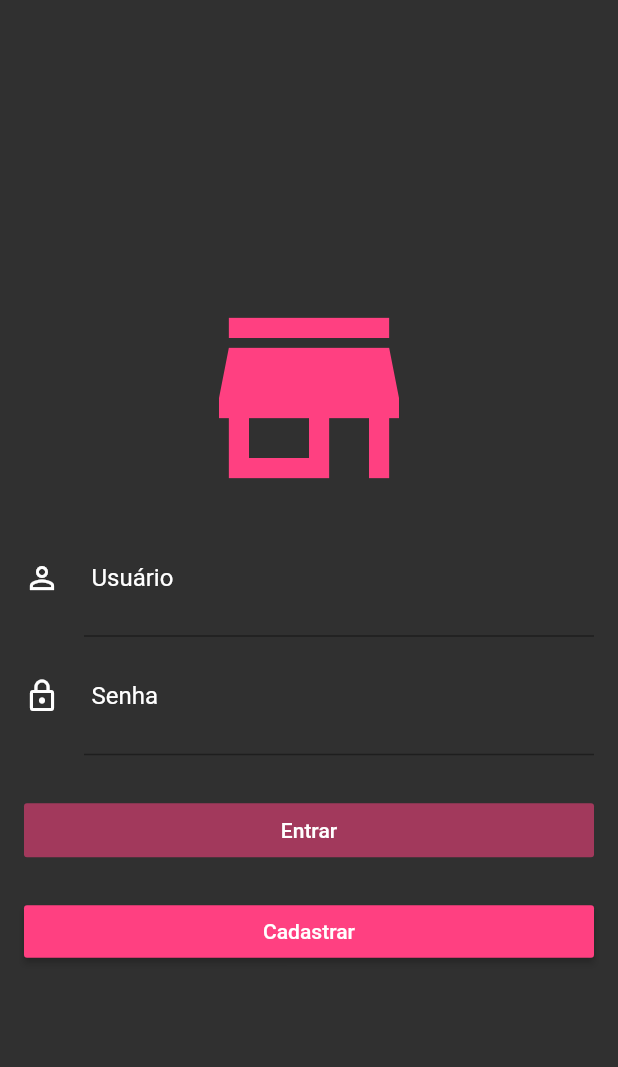
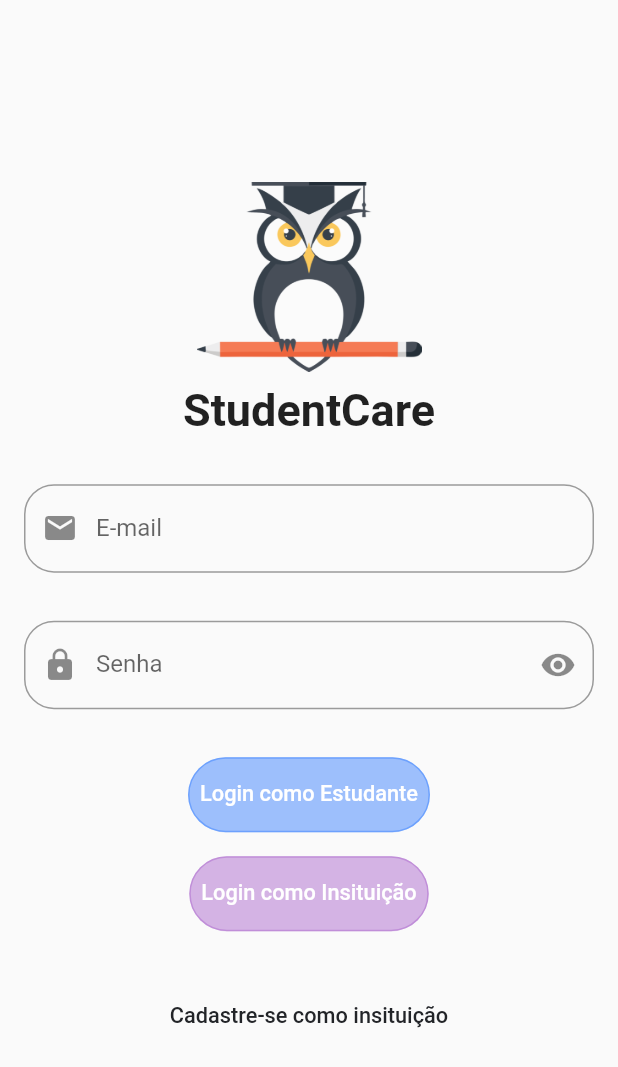
Before and after one commit to PI3-G4/StudentCare-APP, a Flutter app: the screen it shows after launch, on a phone screen of 412 x 824 dp. Shown: the top 1067 px of the screen. Run offline on Flutter 3.47's test engine with Material 2 defaults, Android fonts, the phone set to English and light mode, and no system bars; drawn by our look-alikes of getwidget; our stand-ins replace flutter_mobx, flutter_modular, mobx; generated files the repository leaves out were written again.

Commit message:
Login com pequenas melhorias

```diff
--- a/lib/app/app_widget.dart
+++ b/lib/app/app_widget.dart
@@ -8,8 +8,9 @@ class AppWidget extends StatelessWidget {
       navigatorKey: Modular.navigatorKey,
       title: 'Flutter Slidy',
       theme: ThemeData(
-        primarySwatch: Colors.blue,
+        primarySwatch: Colors.grey,
       ),
+      debugShowCheckedModeBanner: false,
       initialRoute: '/',
       onGenerateRoute: Modular.generateRoute,
     );
--- a/lib/app/modules/home/home_page.dart
+++ b/lib/app/modules/home/home_page.dart
@@ -1,9 +1,10 @@
+import 'package:flutter/gestures.dart';
 import 'package:flutter/material.dart';
 import 'package:flutter_mobx/flutter_mobx.dart';
 import 'package:flutter_modular/flutter_modular.dart';
-import 'package:studentcare/blocs/login_blocs.dart';
+import 'package:getwidget/components/button/gf_button.dart';
+import 'package:getwidget/getwidget.dart';
 import 'home_controller.dart';
-import 'package:studentcare/app/modules/widgets/input_field.dart';
 
 class HomePage extends StatefulWidget {
   final String title;
@@ -16,77 +17,119 @@ class HomePage extends StatefulWidget {
 class _HomePageState extends ModularState<HomePage, HomeController> {
   //use 'controller' variable to access controller
 
-  final _loginBloc  = LoginBloc();
+  bool hidePassword = true;
+  final spaceBetweenShort = SizedBox(height: 8);
+  final spaceBetweenMedium = SizedBox(height: 16);
+  final spaceBetweenBig = SizedBox(height: 32);
+  final outlineInputBorder =
+      OutlineInputBorder(borderRadius: BorderRadius.all(Radius.circular(20.0)));
+  final focusNodePassword = FocusNode();
+  final focusNodeEmail = FocusNode();
 
   @override
   Widget build(BuildContext context) {
-    return Scaffold(
-      backgroundColor: Colors.grey[850],
-      body: Observer(
-        builder: (_) => Stack(
-          alignment: Alignment.center,
-          children: <Widget>[
-            Container(),
-            SingleChildScrollView(
-              child: Container(
-                margin: EdgeInsets.all(16),
+    return SafeArea(
+      child: Scaffold(
+        body: Observer(
+          builder: (_) => Center(
+            child: SingleChildScrollView(
+              child: Padding(
+                padding: const EdgeInsets.all(16.0),
                 child: Column(
-                  crossAxisAlignment: CrossAxisAlignment.stretch,
+                  crossAxisAlignment: CrossAxisAlignment.center,
+                  mainAxisAlignment: MainAxisAlignment.center,
                   children: <Widget>[
-                    Icon(
-                      Icons.store_mall_directory,
-                      color: Colors.pinkAccent,
-                      size: 160,
+                    SizedBox(
+                      child: Image(image: AssetImage('assets/images/logo.png')),
+                      width: 150,
                     ),
-                    InputField(
-                      icon: Icons.person_outline,
-                      hint: "Usuário",
-                      obscure: false,
-                      stream: _loginBloc.outEmail,
-                      onChanged: _loginBloc.changeEmail,
+                    spaceBetweenShort,
+                    Text(
+                      'StudentCare',
+                      style:
+                          TextStyle(fontSize: 30, fontWeight: FontWeight.bold),
                     ),
-                    InputField(
-                      icon: Icons.lock_outline,
-                      hint: "Senha",
-                      obscure: true,
-                      stream: _loginBloc.outPassword,
-                      onChanged: _loginBloc.changePassword,
+                    spaceBetweenBig,
+                    TextField(
+                      autofocus: false,
+                      onChanged: (value) {
+                        controller.email = value;
+                        controller.isEmailValid();
+                      },
+                      decoration: InputDecoration(
+                          labelText: 'E-mail',
+                          errorText: controller.errorEmail,
+                          prefixIcon: Icon(Icons.email),
+                          border: outlineInputBorder),
+                      keyboardType: TextInputType.emailAddress,
+                      onEditingComplete: () {
+                        FocusScope.of(context).requestFocus(focusNodePassword);
+                      },
                     ),
-                    SizedBox(
-                      height: 32,
+                    spaceBetweenBig,
+                    TextField(
+                      autofocus: false,
+                      onChanged: (value) {
+                        controller.password = value;
+                        controller.isPasswordValid();
+                      },
+                      decoration: InputDecoration(
+                        labelText: 'Senha',
+                        errorText: controller.errorPassword,
+                        prefixIcon: Icon(Icons.lock),
+                        border: outlineInputBorder,
+                        suffixIcon: GestureDetector(
+                          dragStartBehavior: DragStartBehavior.down,
+                          onTap: () {
+                            setState(() {
+                              hidePassword = !hidePassword;
+                            });
+                          },
+                          child: Icon(hidePassword
+                              ? Icons.visibility
+                              : Icons.visibility_off),
+                        ),
+                      ),
+                      obscureText: hidePassword,
+                      focusNode: focusNodePassword,
                     ),
-                    StreamBuilder<bool>(
-                      stream: _loginBloc.outSubmitValid,
-                      builder: (context, snapshot) {
-                        return SizedBox(
-                          height: 36,
-                          child: RaisedButton(
-                            color: Colors.pinkAccent,
-                            child: Text("Entrar"),
-                            onPressed: snapshot.hasData ? () {} : null,
-                            textColor: Colors.white,
-                            disabledColor: Colors.pinkAccent.withAlpha(140),
-                          ),
-                        );
-                      }
-                    ),
-                    SizedBox(
-                      height: 32,
-                    ),
-                    SizedBox(
-                      height: 35,
-                      child: RaisedButton(
-                        color: Colors.pinkAccent,
-                        child: Text("Cadastrar"),
+                    spaceBetweenBig,
+                    GFButton(
+                        onPressed: (controller.errorEmail == null &&
+                                controller.errorPassword == null &&
+                                controller.email.isNotEmpty &&
+                                controller.password.isNotEmpty)
+                            ? () {}
+                            : null,
+                        text: 'Login como Estudante',
+                        shape: GFButtonShape.pills,
+                        color: GFColors.PRIMARY,
+                        size: GFSize.LARGE),
+                    spaceBetweenMedium,
+                    GFButton(
+                        onPressed: (controller.errorEmail == null &&
+                                controller.errorPassword == null &&
+                                controller.email.isNotEmpty &&
+                                controller.password.isNotEmpty)
+                            ? () {}
+                            : null,
+                        text: 'Login como Insituição',
+                        shape: GFButtonShape.pills,
+                        color: GFColors.SECONDARY,
+                        size: GFSize.LARGE),
+                    spaceBetweenBig,
+                    GFButton(
                         onPressed: () {},
-                        textColor: Colors.white,
-                      ),
-                    )
+                        text: 'Cadastre-se como insituição',
+                        color: GFColors.DARK,
+                        type: GFButtonType.transparent,
+                        shape: GFButtonShape.pills,
+                        size: GFSize.LARGE),
                   ],
                 ),
               ),
             ),
-          ],
+          ),
         ),
       ),
     );
--- a/lib/app/modules/widgets/input_field.dart
+++ /dev/null
@@ -1,39 +0,0 @@
-import 'package:flutter/material.dart';
-class InputField extends StatelessWidget {
-  final IconData icon;
-  final String hint;
-  final bool obscure;
-  final Stream<String> stream;
-  final Function(String) onChanged;
-
-  InputField({this.icon, this.hint, this.obscure, this.stream, this.onChanged});
-
-  @override
-  Widget build(BuildContext context) {
-    return StreamBuilder<String>(
-      stream: stream,
-      builder: (context, snapshot) {
-        return TextField(
-          onChanged: onChanged ,
-          decoration: InputDecoration(
-            icon: Icon(icon, color: Colors.white,),
-            hintText: hint,
-            hintStyle: TextStyle(color: Colors.white),
-            focusedBorder: UnderlineInputBorder(
-              borderSide: BorderSide(color: Colors.pinkAccent)
-            ),
-            contentPadding: EdgeInsets.only(
-              left: 5,
-              right: 30,
-              bottom: 30,
-              top: 30
-            ),
-            errorText: snapshot.hasError ? snapshot.error : null
-          ),
-          style: TextStyle(color: Colors.white),
-          obscureText: obscure,
-        );
-      }
-    );
-  }
-}
--- a/lib/blocs/login_blocs.dart
+++ /dev/null
@@ -1,30 +0,0 @@
-import 'dart:async';
-import 'package:bloc_pattern/bloc_pattern.dart';
-
-import 'package:rxdart/rxdart.dart';
-import 'package:studentcare/validators/login_validators.dart';
-class LoginBloc extends BlocBase with LoginValidators {
-
-  final _emailController = BehaviorSubject<String>();
-  final _passwordController = BehaviorSubject<String>();
-
-  Stream<String> get outEmail => _emailController.stream.transform(validateEmail);
-  Stream<String> get outPassword => _passwordController.stream.transform(validatePassword);
-
-  Stream<bool> get outSubmitValid => Rx.combineLatest2(
-    outEmail, outPassword, (a,b) => true
-  );
-
-  Function(String) get changeEmail => _emailController.sink.add;
-  Function(String) get changePassword => _passwordController.sink.add;
-
-  @override
-  void dispose(){
-    _emailController.close();
-    _passwordController.close();
-
-  }
-
-
-
-}
--- a/lib/validators/login_validators.dart
+++ /dev/null
@@ -1,25 +0,0 @@
-import 'dart:async';
-
-class LoginValidators {
-
-  final validateEmail = StreamTransformer<String, String>.fromHandlers(
-      handleData: (email, sink){
-        if(email.contains("@")){
-          sink.add(email);
-        } else {
-          sink.addError("Insira um e-mail válido");
-        }
-      }
-  );
-
-  final validatePassword = StreamTransformer<String, String>.fromHandlers(
-      handleData: (password, sink){
-        if(password.length >4){
-          sink.add(password);
-        } else {
-          sink.addError("Insira uma senha válida, deve conter pelo menos 4 caracteres ");
-        }
-      }
-  );
-
-}
--- a/pubspec.yaml
+++ b/pubspec.yaml
@@ -29,6 +29,7 @@ dependencies:
   flutter_modular: ^2.0.0+1
   flutter:
     sdk: flutter
+  getwidget: ^1.1.3
 
 
   # The following adds the Cupertino Icons font to your application.
@@ -59,7 +60,7 @@ flutter:
   #   - images/a_dot_ham.jpeg
 
   assets:
-    - assets/
+    - assets/images/
 
 
   # An image asset can refer to one or more resolution-specific "variants", see
```
Also changed, not shown: lib/app/modules/home/home_controller.dart (+38 -3 lines), lib/app/modules/login/login_screen.dart (deleted, +0 -62 lines), lib/validators/validators.dart (added, +7 -0 lines), assets/images/logo.png (added), assets/logo.png (deleted), lib/app/images/logo.png (deleted), lib/app/modules/home/home_controller.g.dart, pubspec.lock.
